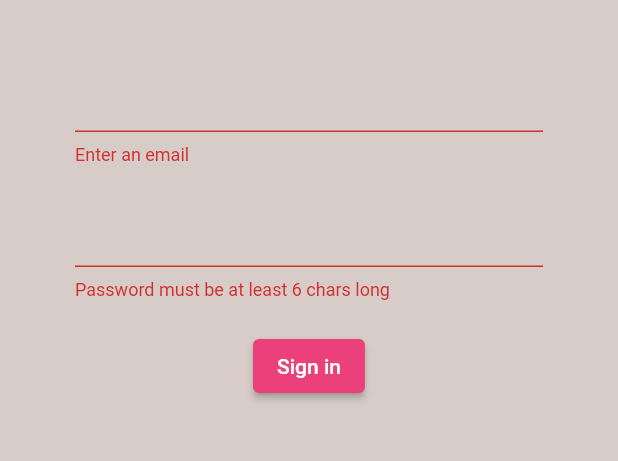
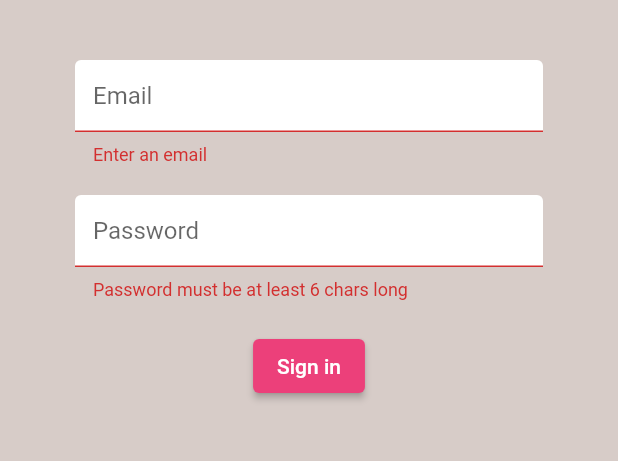
Before and after one commit to daktari01/brew_crew, a Flutter app: the screen it shows after launch, after a tap on "Sign in", on a phone screen of 412 x 824 dp, the part 84-545 px from its top. Run offline on Flutter 3.47's test engine with Material 2 defaults, Android fonts, the phone set to English and light mode, and no system bars; our stand-ins replace firebase_auth, firebase_core; accounts and stored records are empty.

Commit message:
Text decoration

```diff
--- a/lib/screens/authenticate/register.dart
+++ b/lib/screens/authenticate/register.dart
@@ -1,4 +1,5 @@
 import 'package:brew_crew/services/auth.dart';
+import 'package:brew_crew/shared/constants.dart';
 import 'package:flutter/material.dart';
 
 class Register extends StatefulWidget {
@@ -50,6 +51,7 @@ class _RegisterState extends State<Register> {
               children: [
                 SizedBox(height: 20.0),
                 TextFormField(
+                  decoration: textInputDecoration.copyWith(hintText: 'Email'),
                   validator: (val) => val.isEmpty ? 'Enter an email' : null,
                   onChanged: (val) {
                     setState(() {
@@ -59,6 +61,7 @@ class _RegisterState extends State<Register> {
                 ),
                 SizedBox(height: 20.0),
                 TextFormField(
+                  decoration: textInputDecoration.copyWith(hintText: 'Password'),
                   validator: (val) => val.length < 6 ? 'Password must be at least 6 chars long' : null,
                   obscureText: true,
                   onChanged: (val) {
--- a/lib/screens/authenticate/sign_in.dart
+++ b/lib/screens/authenticate/sign_in.dart
@@ -1,4 +1,5 @@
 import 'package:brew_crew/services/auth.dart';
+import 'package:brew_crew/shared/constants.dart';
 import 'package:flutter/material.dart';
 
 class SignIn extends StatefulWidget {
@@ -50,6 +51,7 @@ class _SignInState extends State<SignIn> {
             children: [
               SizedBox(height: 20.0),
               TextFormField(
+                decoration: textInputDecoration.copyWith(hintText: 'Email'),
                 validator: (val) => val.isEmpty ? 'Enter an email' : null,
                 onChanged: (val) {
                   setState(() {
@@ -59,6 +61,7 @@ class _SignInState extends State<SignIn> {
               ),
               SizedBox(height: 20.0),
               TextFormField(
+                decoration: textInputDecoration.copyWith(hintText: 'Password'),
                 validator: (val) => val.length < 6 ? 'Password must be at least 6 chars long' : null,
                 obscureText: true,
                 onChanged: (val) {
--- /dev/null
+++ b/lib/shared/constants.dart
@@ -0,0 +1,18 @@
+import 'package:flutter/material.dart';
+
+const textInputDecoration = InputDecoration(
+  fillColor: Colors.white,
+  filled: true,
+  enabledBorder: OutlineInputBorder(
+    borderSide: BorderSide(
+      color: Colors.white,
+      width: 2.0
+    )
+  ),
+  focusedBorder: OutlineInputBorder(
+    borderSide: BorderSide(
+      color: Colors.pinkAccent,
+      width: 2.0
+    )
+  )
+);
```
